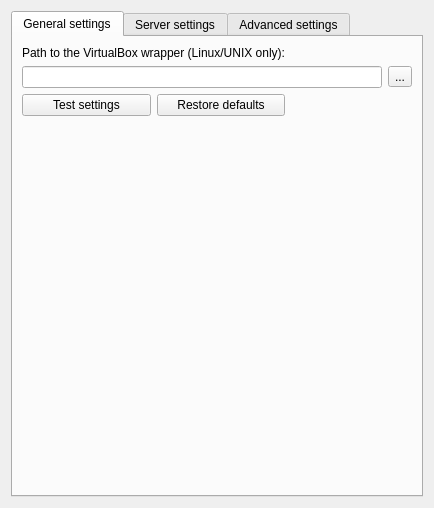
This is gns3/modules/virtualbox/ui/virtualbox_preferences_page.ui in GNS3/gns3-gui as Qt 5 draws it before an edit. The edited form follows.
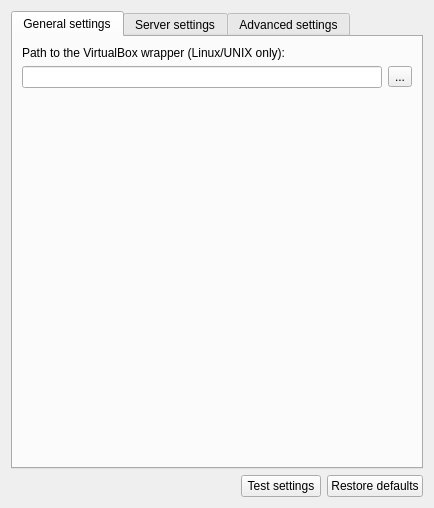
This is the edited form.

Commit message: Improvements on the preferences dialog.

The edit to the form file:
```diff
--- a/gns3/modules/virtualbox/ui/virtualbox_preferences_page.ui
+++ b/gns3/modules/virtualbox/ui/virtualbox_preferences_page.ui
@@ -27,19 +27,6 @@
        <string>General settings</string>
       </attribute>
       <layout class="QGridLayout" name="gridLayout">
-       <item row="4" column="1">
-        <spacer name="horizontalSpacer">
-         <property name="orientation">
-          <enum>Qt::Horizontal</enum>
-         </property>
-         <property name="sizeHint" stdset="0">
-          <size>
-           <width>164</width>
-           <height>20</height>
-          </size>
-         </property>
-        </spacer>
-       </item>
        <item row="2" column="0">
         <widget class="QLabel" name="uiVboxWrapperPathLabel">
          <property name="text">
@@ -47,24 +34,6 @@
          </property>
         </widget>
        </item>
-       <item row="4" column="0">
-        <layout class="QHBoxLayout" name="horizontalLayout_2">
-         <item>
-          <widget class="QPushButton" name="uiTestSettingsPushButton">
-           <property name="text">
-            <string>Test settings</string>
-           </property>
-          </widget>
-         </item>
-         <item>
-          <widget class="QPushButton" name="uiRestoreDefaultsPushButton">
-           <property name="text">
-            <string>Restore defaults</string>
-           </property>
-          </widget>
-         </item>
-        </layout>
-       </item>
        <item row="3" column="0" colspan="2">
         <layout class="QHBoxLayout" name="horizontalLayout_5">
          <item>
@@ -272,6 +241,37 @@
      </widget>
     </widget>
    </item>
+   <item>
+    <layout class="QHBoxLayout" name="horizontalLayout_2">
+     <item>
+      <spacer name="horizontalSpacer">
+       <property name="orientation">
+        <enum>Qt::Horizontal</enum>
+       </property>
+       <property name="sizeHint" stdset="0">
+        <size>
+         <width>164</width>
+         <height>20</height>
+        </size>
+       </property>
+      </spacer>
+     </item>
+     <item>
+      <widget class="QPushButton" name="uiTestSettingsPushButton">
+       <property name="text">
+        <string>Test settings</string>
+       </property>
+      </widget>
+     </item>
+     <item>
+      <widget class="QPushButton" name="uiRestoreDefaultsPushButton">
+       <property name="text">
+        <string>Restore defaults</string>
+       </property>
+      </widget>
+     </item>
+    </layout>
+   </item>
   </layout>
  </widget>
  <resources/>
```
The commit also changes 19 other files.
